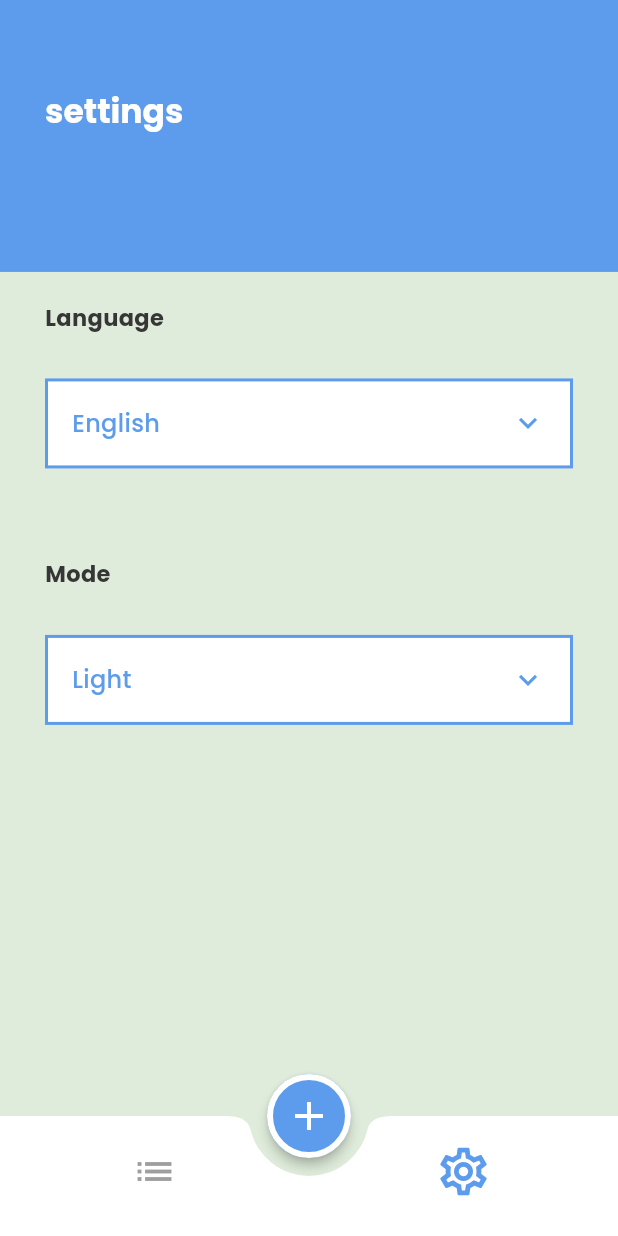
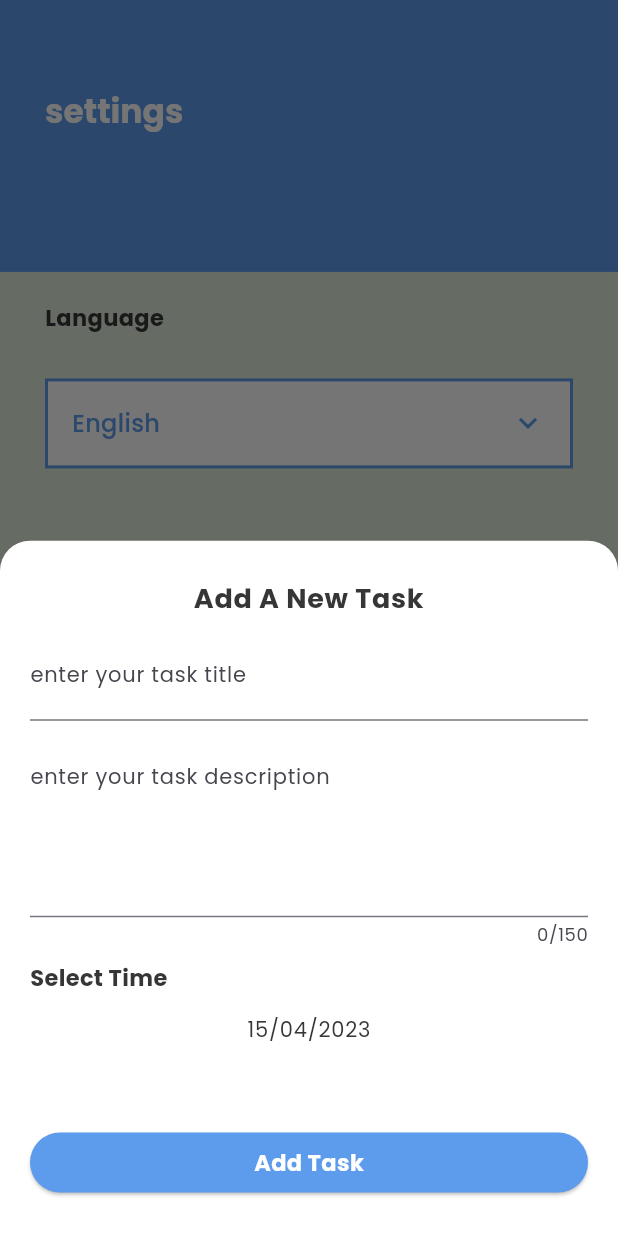
Before and after one commit to AyaAlaa010/todo, a Flutter app: the LayoutView screen opened by its route, item 2 of the bottom bar chosen, after a tap on the "add" icon, on a phone screen of 412 x 824 dp. Run offline on Flutter 3.47's test engine with Material 3 defaults, Android fonts, the phone set to English and light mode, and no system bars; drawn by our look-alikes of animated_custom_dropdown; our stand-ins replace bot_toast, cloud_firestore, easy_date_timeline, firebase_auth, firebase_core, flutter_easyloading and 1 more; accounts and stored records are empty; generated files the repository leaves out were written again.

Commit message:
work on add task

```diff
--- /dev/null
+++ b/lib/bottom_sheet.dart
@@ -0,0 +1,119 @@
+import 'package:flutter/cupertino.dart';
+import 'package:flutter/material.dart';
+import 'package:flutter_easyloading/flutter_easyloading.dart';
+import 'package:provider/provider.dart';
+import 'package:todo/core/config/constants/app_colors.dart';
+import 'package:todo/core/service/loading_sevice.dart';
+import 'package:todo/core/widgets/custom_textfield_widget.dart';
+import 'package:todo/settings_providers.dart';
+import 'package:flutter_gen/gen_l10n/app_localizations.dart';
+
+import 'firebase_utils.dart';
+import 'models/task_model.dart';
+
+class TaskBottomSheet extends StatelessWidget {
+  TaskBottomSheet({super.key});
+  var formKey = GlobalKey<FormState>();
+  var titleController = TextEditingController();
+  var descController = TextEditingController();
+  @override
+  Widget build(BuildContext context) {
+    var theme = Theme.of(context);
+    var provider = Provider.of<SettingsProvider>(context);
+    var locale = AppLocalizations.of(context)!;
+    var mediaQuery = MediaQuery.of(context).size;
+
+    return Container(
+      padding: const EdgeInsets.symmetric(vertical: 25, horizontal: 20),
+      width: mediaQuery.width,
+      decoration: BoxDecoration(
+          borderRadius: const BorderRadius.only(
+              topLeft: Radius.circular(20), topRight: Radius.circular(20)),
+          color:
+              provider.isDark() ? AppColors.onPrimaryDarkColor : Colors.white),
+      child: Form(
+        key: formKey,
+        child: Column(
+          crossAxisAlignment: CrossAxisAlignment.stretch,
+          children: [
+            Text(
+              locale.add_new_task,
+              textAlign: TextAlign.center,
+              style: provider.isDark()
+                  ? theme.textTheme.bodyLarge!.copyWith(color: Colors.white)
+                  : theme.textTheme.bodyLarge!
+                      .copyWith(color: AppColors.darkText),
+            ),
+            const SizedBox(height: 20),
+            CustomTextField(
+              controller: titleController,
+              textInputType: TextInputType.text,
+              suffixIcon: const Icon(null),
+              hintText: locale.enter_title,
+              validator: (value) {
+                if (value == null || value.trim().isEmpty) {
+                  return locale.must_enter_title;
+                }
+                return null;
+              },
+            ),
+            const SizedBox(
+              height: 20,
+            ),
+            CustomTextField(
+              controller: descController,
+              hintText: locale.enter_description,
+              suffixIcon: const Icon(null),
+              validator: (value) {
+                if (value == null || value.trim().isEmpty)
+                  return locale.must_enter_description;
+                return null;
+              },
+              maxLines: 5,
+              maxLength: 150,
+            ),
+            const SizedBox(
+              height: 10,
+            ),
+            Text(
+              locale.select_time,
+              style: provider.isDark()
+                  ? theme.textTheme.bodyMedium!.copyWith(color: Colors.white)
+                  : theme.textTheme.bodyMedium!
+                      .copyWith(color: AppColors.darkText),
+            ),
+            TextButton(
+                onPressed: () {},
+                child: Text(
+                  "15/04/2023",
+                  style: provider.isDark()
+                      ? theme.textTheme.labelMedium
+                      : theme.textTheme.labelMedium!
+                          .copyWith(color: AppColors.darkText),
+                )),
+           const Spacer(),
+            ElevatedButton(
+              onPressed: () {
+                if (formKey.currentState!.validate()) {
+                  TaskModel data = TaskModel(
+                      title: titleController.text,
+                      description: descController.text,
+                      isDone: false,
+                      dateTime: DateTime.now());
+                  FirebaseUtils(context).addToFirestore(data);
+                }
+              },
+              child: Text(
+                locale.add_task,
+                style:
+                    theme.textTheme.bodyMedium!.copyWith(color: Colors.white),
+              ),
+              style: ElevatedButton.styleFrom(
+                  backgroundColor: AppColors.primaryColor),
+            )
+          ],
+        ),
+      ),
+    );
+  }
+}
--- a/lib/core/widgets/custom_textfield_widget.dart
+++ b/lib/core/widgets/custom_textfield_widget.dart
@@ -6,11 +6,12 @@ import '../../settings_providers.dart';
 import '../config/constants/app_colors.dart';
 
 class CustomTextField extends StatefulWidget {
-  bool isObscure;
-  String obscureCharacter;
+  bool  isObscure;
+  String  obscureCharacter;
   String? hintText;
   Icon? suffixIcon;
   int maxLines;
+  int ? maxLength;
   TextInputType? textInputType;
   FormFieldValidator<String>? validator;
   TextEditingController ?  controller;
@@ -21,6 +22,7 @@ class CustomTextField extends StatefulWidget {
       this.obscureCharacter = "*",
       this.suffixIcon,
       this.maxLines = 1,
+        this.maxLength,
       this.textInputType,
       this.validator,
       this.controller
@@ -39,6 +41,7 @@ class _CustomTextFieldState extends State<CustomTextField> {
       keyboardType: widget.textInputType,
       obscureText: widget.isObscure!,
       maxLines: widget.maxLines,
+      maxLength: widget.maxLength,
       controller: widget.controller,
       onFieldSubmitted: (value){
       },
--- a/lib/features/layout_view.dart
+++ b/lib/features/layout_view.dart
@@ -3,6 +3,7 @@ import 'package:flutter/cupertino.dart';
 import 'package:flutter/material.dart';
 import 'package:provider/provider.dart';
 import 'package:todo/firebase_utils.dart';
+import '../bottom_sheet.dart';
 import '../models/task_model.dart';
 import '../settings_providers.dart';
 
@@ -18,8 +19,10 @@ class LayoutView extends StatelessWidget {
       extendBody: true,
       floatingActionButtonLocation:  FloatingActionButtonLocation.centerDocked,
       floatingActionButton:FloatingActionButton(onPressed: (){
-        TaskModel data= new TaskModel(title:"work",description: "ddfff",isDone: false,dateTime: DateTime.now());
-        FirebaseUtils(context).addToFirestore(data);},
+            showModalBottomSheet(context: context,backgroundColor: Colors.transparent,
+                builder: (context)=> TaskBottomSheet(),
+            );
+        },
         child: const Icon(Icons.add,color: Colors.white,size: 32,),
       ),
       bottomNavigationBar: BottomAppBar(
--- a/lib/l10n/app_ar.arb
+++ b/lib/l10n/app_ar.arb
@@ -29,7 +29,21 @@
   "unkown_error":"خطأ غير معروف",
   "account_already_exist":  "هذا البريد الالكتروني خاص بحساب موجود من قبل ",
   "password_weak": "رمز المرور الخاص بك ضعيف",
-  "close": "غلق"
+  "close": "غلق",
+  "add_new_task":"ادخل مهام جديده",
+  "enter_title": "ادخل عنوان المهام",
+  "must_enter_title": "يجب ادخال العنوان",
+  "enter_description": "ادخل تفاصيل المهام",
+  "must_enter_description":  "يجب ادخال تفاصيل المهام",
+  "add_task":  "ضف مهام",
+  "select_time": "اختار الوقت"
+
+
+
+
+
+
+
 
 
 
--- a/lib/l10n/app_en.arb
+++ b/lib/l10n/app_en.arb
@@ -29,5 +29,12 @@
   "unkown_error":"Unknown Error",
   "account_already_exist":  "The account already exists for that email.",
  "password_weak": "The password provided is too weak.",
- "close": "close"
+ "close": "close",
+  "add_new_task":"Add A New Task",
+  "enter_title": "enter your task title",
+  "must_enter_title": " you must enter the title",
+  "enter_description": "enter your task description",
+  "must_enter_description":  " you must enter the description",
+  "add_task":  "Add Task",
+  "select_time": "Select Time"
 }
--- a/lib/main.dart
+++ b/lib/main.dart
@@ -37,7 +37,7 @@ class MyApplication extends StatelessWidget {
       localizationsDelegates: AppLocalizations.localizationsDelegates,
       supportedLocales: AppLocalizations.supportedLocales,
       debugShowCheckedModeBanner: false,
-      initialRoute: SplashScreen.routeName,
+      initialRoute: LayoutView.routeName,
       darkTheme: ApplicationThmeManager.darkTheme ,
       theme: ApplicationThmeManager.lightTheme,
       themeMode: provider.currentTheme,
```
Also changed, not shown: 2 other files.
